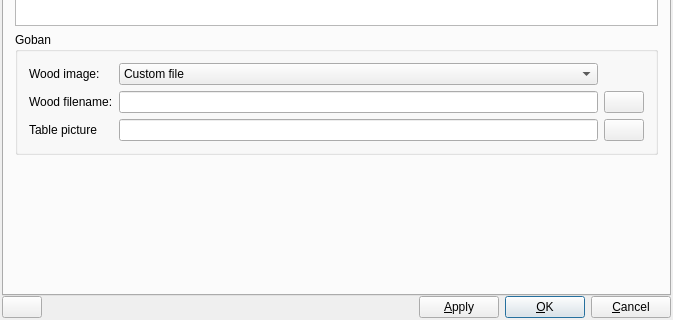
bernds/q5Go, file src/preferences_gui.ui: the form before one commit; both pictures show x 0 to 673 and y 458 to 778 of the 673 by 778 pixel window.
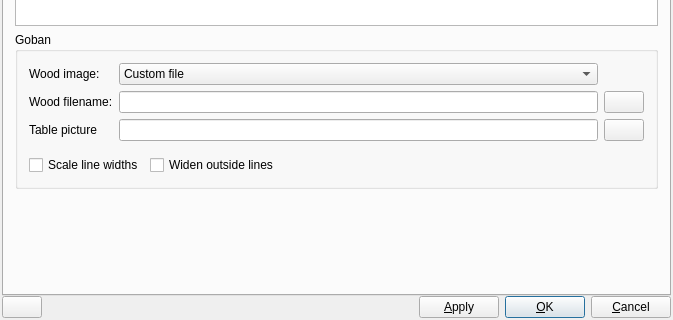
The form after the commit. The open tabs and pages were chosen to show the change. Icons and pictures are not drawn. Custom widgets are drawn as their Qt base class.

Commit message:
Add graphical options for grid line width
Make it possible to scale the lines, and also to make wider outside lines.

Patch:
```diff
--- a/src/preferences_gui.ui
+++ b/src/preferences_gui.ui
@@ -1775,6 +1775,43 @@
             </property>
            </widget>
           </item>
+          <item row="4" column="0" colspan="2">
+           <layout class="QHBoxLayout" name="horizontalLayout_14">
+            <property name="topMargin">
+             <number>8</number>
+            </property>
+            <property name="rightMargin">
+             <number>8</number>
+            </property>
+            <item>
+             <widget class="QCheckBox" name="lineScaleCheckBox">
+              <property name="text">
+               <string>Scale line widths</string>
+              </property>
+             </widget>
+            </item>
+            <item>
+             <widget class="QCheckBox" name="lineWidenCheckBox">
+              <property name="text">
+               <string>Widen outside lines</string>
+              </property>
+             </widget>
+            </item>
+            <item>
+             <spacer name="horizontalSpacer_6">
+              <property name="orientation">
+               <enum>Qt::Horizontal</enum>
+              </property>
+              <property name="sizeHint" stdset="0">
+               <size>
+                <width>0</width>
+                <height>20</height>
+               </size>
+              </property>
+             </spacer>
+            </item>
+           </layout>
+          </item>
          </layout>
         </widget>
        </item>
```
Left out of the diff: 124 changed lines with no effect on the pictures. The commit also changes 2 other files.
